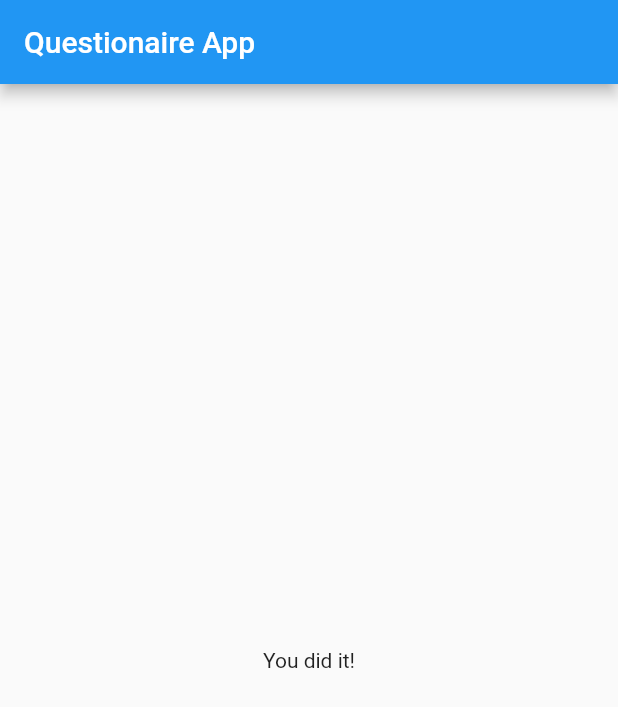
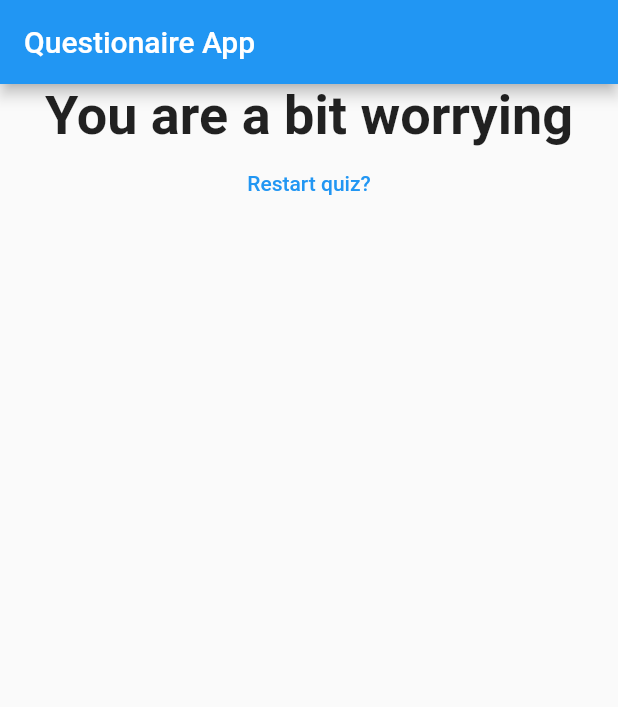
Before and after one commit to TheMorne/Questionaire_App, a Flutter app: the screen it shows after launch, after a tap on "Black", after a tap on "Snake", after a tap on "Fruits", on a phone screen of 412 x 824 dp. Shown: the top 707 px of the screen. Run offline on Flutter 3.47's test engine with Material 2 defaults, Android fonts, the phone set to English and light mode, and no system bars.

Commit message:
Print result and Reset app(state)

```diff
--- a/lib/main.dart
+++ b/lib/main.dart
@@ -51,6 +51,13 @@ class _MyAppState extends State<MyApp> {
   var _questionIndex = 0;
   var _totalScore = 0;
 
+  void _resetQuiz() {
+    setState(() {
+      _questionIndex = 0;
+      _totalScore = 0;
+    });
+  }
+
   void _answerQuestion(int score) {
     _totalScore += score;
 
@@ -84,7 +91,7 @@ class _MyAppState extends State<MyApp> {
                 questionIndex: _questionIndex,
                 question: _questions,
               )
-            : Result(),
+            : Result(_totalScore, _resetQuiz),
       ),
     );
   }
--- a/lib/quiz.dart
+++ b/lib/quiz.dart
@@ -21,8 +21,10 @@ class Quiz extends StatelessWidget {
         Question(
           question[questionIndex]['questionText'] as String,
         ),
-        ...(question[questionIndex]['answers'] as List<Map<String, Object>>).map((answer) {
-          return Answer(() => answerQuestion(answer['score']), answer['text']); // Forwarding anonymous function (One time Use).
+        ...(question[questionIndex]['answers'] as List<Map<String, Object>>)
+            .map((answer) {
+          return Answer(() => answerQuestion(answer['score']),
+              answer['text']); // Forwarding anonymous function (One time Use).
         }).toList()
       ],
     );
--- a/lib/result.dart
+++ b/lib/result.dart
@@ -1,12 +1,44 @@
 import 'package:flutter/material.dart';
 
-class Result  extends StatelessWidget {
+class Result extends StatelessWidget {
+  final int resultScore;
+  final Function resetHandler;
 
+  Result(this.resultScore, this.resetHandler);
+
+  String get resultPhrase {
+    var resultText;
+    if (resultScore <= 8) {
+      resultText = 'You are awesome';
+    } else if (resultScore <= 14) {
+      resultText = 'You are likeable';
+    } else if (resultScore <= 20) {
+      resultText = 'You are ok';
+    } else if (resultScore <= 25) {
+      resultText = 'You are a bit worrying';
+    } else {
+      resultText = 'You need help';
+    }
+    return resultText;
+  }
 
   @override
   Widget build(BuildContext context) {
     return Center(
-      child: Text('You did it!'),
+      child: Column(
+        children: <Widget>[
+          Text(
+            resultPhrase,
+            style: TextStyle(fontSize: 36, fontWeight: FontWeight.bold),
+            textAlign: TextAlign.center,
+          ),
+          FlatButton(
+            onPressed: resetHandler,
+            child: Text('Restart quiz?'),
+            textColor: Colors.blue,
+          )
+        ],
+      ),
     );
   }
 }
```
